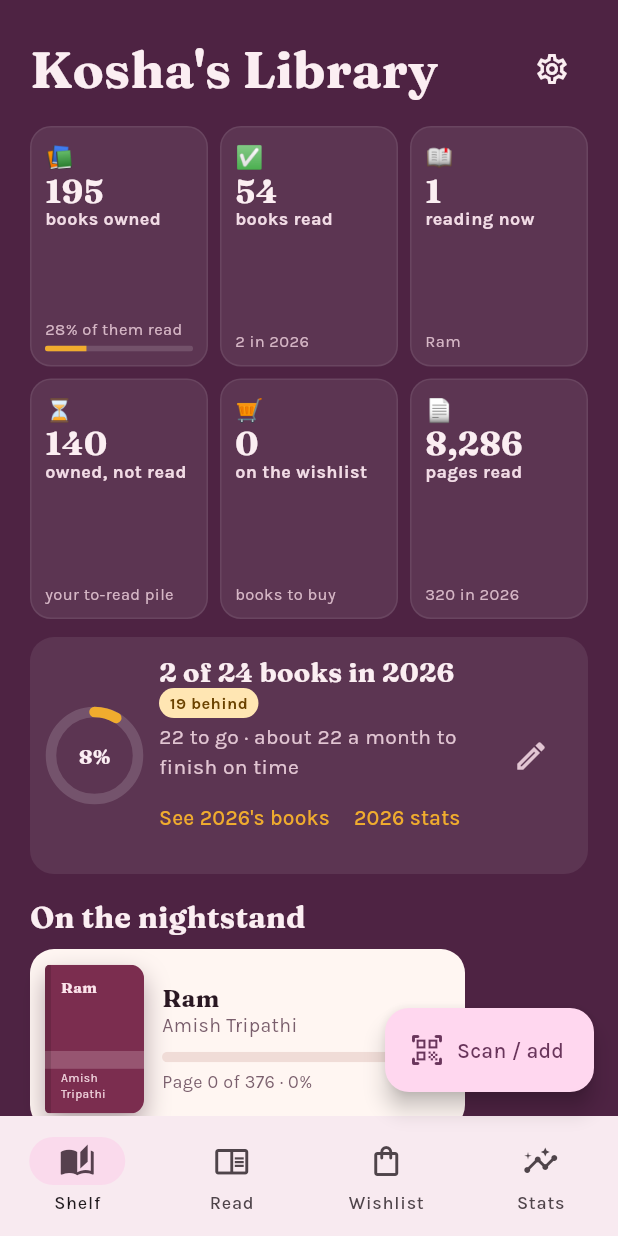
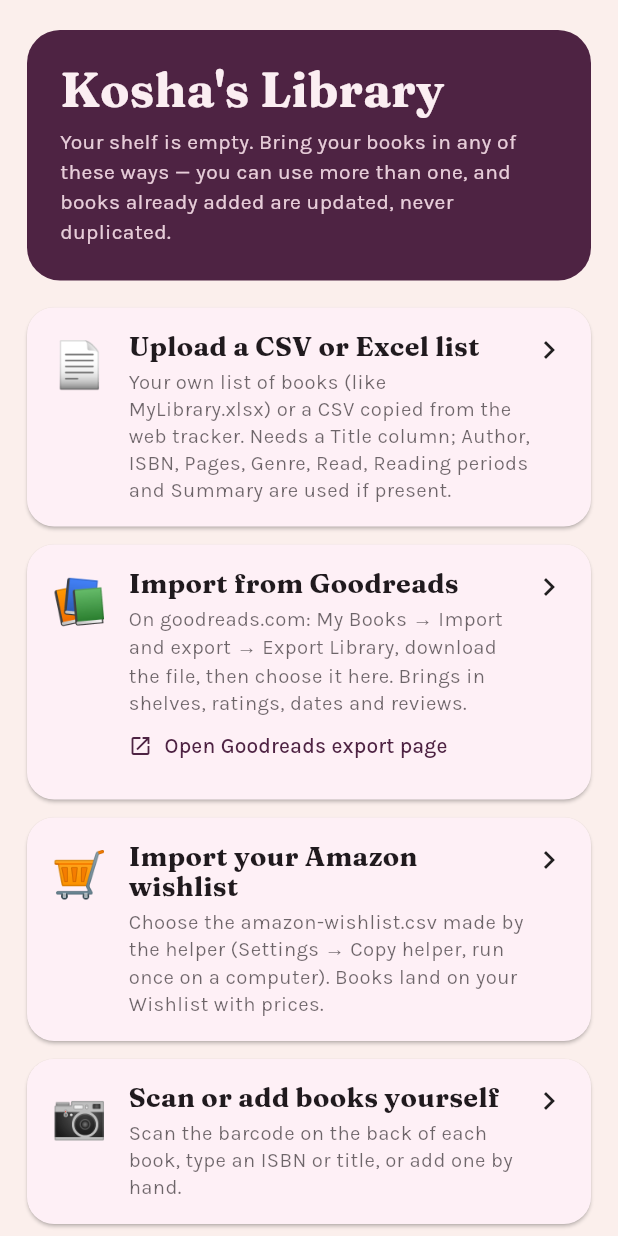
Before and after one commit to koshaad-arch/kosha-library, a Flutter app: the screen it shows after launch, on a phone screen of 412 x 824 dp. Run offline on Flutter 3.47's test engine with Material 3 defaults, Android fonts, the phone set to English and light mode, and no system bars; our stand-ins replace google_fonts, shared_preferences, webview_flutter; missing offline and left inert: excel, mobile_scanner.

Commit message:
Start with an empty library and a welcome screen (CSV/Excel, Goodreads, Amazon wishlist, scan/add, restore); smarter spreadsheet import; genres looked up online; start over option
Co-Authored-By: Claude Opus 5.5 <noreply@anthropic.com>
Claude-Session: https://claude.ai/code/session_01ErbXX3cKo9JTK1XKHjVGMo

```diff
--- a/lib/screens/home_screen.dart
+++ b/lib/screens/home_screen.dart
@@ -6,6 +6,7 @@ import '../ebook/ebooks_screen.dart';
 import 'add_book_screen.dart';
 import 'shelf_screen.dart';
 import 'stats_screen.dart';
+import 'welcome_screen.dart';
 import 'wishlist_screen.dart';
 
 class HomeScreen extends StatelessWidget {
@@ -17,6 +18,7 @@ class HomeScreen extends StatelessWidget {
     if (!store.loaded) {
       return const Scaffold(body: Center(child: CircularProgressIndicator()));
     }
+    if (store.books.isEmpty) return const WelcomeScreen();
     return Scaffold(
       body: SafeArea(
         bottom: false,
--- /dev/null
+++ b/lib/screens/welcome_screen.dart
@@ -0,0 +1,120 @@
+import 'package:flutter/material.dart';
+import 'package:provider/provider.dart';
+import 'package:url_launcher/url_launcher.dart';
+
+import '../services/library_store.dart';
+import '../theme.dart';
+import 'add_book_screen.dart';
+import 'stats_screen.dart' show importOwnedFlow, importGoodreadsFlow, importAmazonFlow, restoreBackupFlow;
+
+/// Shown whenever the library is empty (e.g. right after installing).
+class WelcomeScreen extends StatelessWidget {
+  const WelcomeScreen({super.key});
+
+  @override
+  Widget build(BuildContext context) {
+    final store = context.watch<LibraryStore>();
+    final scheme = Theme.of(context).colorScheme;
+    final muted = scheme.onSurface.withValues(alpha: 0.65);
+
+    Widget option({
+      required String emoji,
+      required String title,
+      required String text,
+      required VoidCallback onTap,
+      Widget? extra,
+    }) =>
+        Card(
+          margin: const EdgeInsets.only(bottom: 12),
+          shape: RoundedRectangleBorder(borderRadius: BorderRadius.circular(18)),
+          child: InkWell(
+            borderRadius: BorderRadius.circular(18),
+            onTap: onTap,
+            child: Padding(
+              padding: const EdgeInsets.all(16),
+              child: Row(crossAxisAlignment: CrossAxisAlignment.start, children: [
+                Text(emoji, style: const TextStyle(fontSize: 30)),
+                const SizedBox(width: 14),
+                Expanded(
+                  child: Column(crossAxisAlignment: CrossAxisAlignment.start, children: [
+                    Text(title, style: serif(18, color: scheme.onSurface)),
+                    const SizedBox(height: 4),
+                    Text(text, style: TextStyle(color: muted, fontSize: 13.5, height: 1.35)),
+                    if (extra != null) extra,
+                  ]),
+                ),
+                const Icon(Icons.chevron_right),
+              ]),
+            ),
+          ),
+        );
+
+    return Scaffold(
+      body: SafeArea(
+        child: ListView(
+          padding: const EdgeInsets.fromLTRB(18, 20, 18, 30),
+          children: [
+            Container(
+              padding: const EdgeInsets.all(22),
+              decoration: BoxDecoration(color: AppColors.plum, borderRadius: BorderRadius.circular(22)),
+              child: Column(crossAxisAlignment: CrossAxisAlignment.start, children: [
+                Text("Kosha's Library", style: serif(32, color: const Color(0xFFFBEEF2))),
+                const SizedBox(height: 8),
+                const Text('Your shelf is empty. Bring your books in any of these ways — you can use more than one, '
+                    'and books already added are updated, never duplicated.',
+                    style: TextStyle(color: Color(0xFFE7CDD9), height: 1.4)),
+              ]),
+            ),
+            const SizedBox(height: 18),
+            option(
+              emoji: '📄',
+              title: 'Upload a CSV or Excel list',
+              text: 'Your own list of books (like MyLibrary.xlsx) or a CSV copied from the web tracker. '
+                  'Needs a Title column; Author, ISBN, Pages, Genre, Read, Reading periods and Summary are used if present.',
+              onTap: () => importOwnedFlow(context),
+            ),
+            option(
+              emoji: '📚',
+              title: 'Import from Goodreads',
+              text: 'On goodreads.com: My Books → Import and export → Export Library, download the file, then choose it here. '
+                  'Brings in shelves, ratings, dates and reviews.',
+              onTap: () => importGoodreadsFlow(context),
+              extra: TextButton.icon(
+                style: TextButton.styleFrom(padding: EdgeInsets.zero, visualDensity: VisualDensity.compact),
+                icon: const Icon(Icons.open_in_new, size: 16),
+                label: const Text('Open Goodreads export page'),
+                onPressed: () => launchUrl(Uri.parse('https://www.goodreads.com/review/import'), mode: LaunchMode.externalApplication),
+              ),
+            ),
+            option(
+              emoji: '🛒',
+              title: 'Import your Amazon wishlist',
+              text: 'Choose the amazon-wishlist.csv made by the helper (Settings → Copy helper, run once on a computer). '
+                  'Books land on your Wishlist with prices.',
+              onTap: () => importAmazonFlow(context),
+            ),
+            option(
+              emoji: '📷',
+              title: 'Scan or add books yourself',
+              text: 'Scan the barcode on the back of each book, type an ISBN or title, or add one by hand.',
+              onTap: () => Navigator.push(context, MaterialPageRoute(builder: (_) => const AddBookScreen(startScanning: true))),
+            ),
+            const SizedBox(height: 6),
+            Center(
+              child: TextButton.icon(
+                icon: const Icon(Icons.restore),
+                label: const Text('Restore a backup from this app'),
+                onPressed: () => restoreBackupFlow(context),
+              ),
+            ),
+            if (store.findingPages || store.pagesMessage.isNotEmpty)
+              Padding(
+                padding: const EdgeInsets.only(top: 8),
+                child: Text(store.pagesMessage, textAlign: TextAlign.center, style: TextStyle(color: muted, fontSize: 12.5)),
+              ),
+          ],
+        ),
+      ),
+    );
+  }
+}
--- a/lib/services/page_finder.dart
+++ b/lib/services/page_finder.dart
@@ -22,33 +22,42 @@ class PageFinder {
     return (n != null && n >= 16 && n < 5000) ? n : null;
   }
 
-  static Future<int?> find(Book b) async {
+  /// Returns (page count, Google Books categories) — either may be missing.
+  static Future<(int?, String)> find(Book b) async {
+    var cats = '';
     final isbn = b.isbn.replaceAll(RegExp(r'[^0-9Xx]'), '');
     if (isbn.isNotEmpty) {
       final g = await _getJ(Uri.https('www.googleapis.com', '/books/v1/volumes', {'q': 'isbn:$isbn'}));
       for (final it in (g?['items'] as List?) ?? []) {
-        final p = _ok((it as Map)['volumeInfo']?['pageCount']);
-        if (p != null) return p;
+        final vi = (it as Map)['volumeInfo'] as Map?;
+        if (cats.isEmpty) cats = ((vi?['categories'] as List?) ?? []).join(' ');
+        final p = _ok(vi?['pageCount']);
+        if (p != null) return (p, cats);
       }
       final o = await _getJ(Uri.https('openlibrary.org', '/api/books', {'bibkeys': 'ISBN:$isbn', 'format': 'json', 'jscmd': 'data'}));
-      final p = _ok((o?['ISBN:$isbn'] as Map?)?['number_of_pages']);
-      if (p != null) return p;
+      final od = o?['ISBN:$isbn'] as Map?;
+      if (cats.isEmpty) cats = ((od?['subjects'] as List?) ?? []).take(6).map((x) => (x as Map)['name']).join(' ');
+      final p = _ok(od?['number_of_pages']);
+      if (p != null) return (p, cats);
     }
     final t = b.title.split(':').first.trim();
-    if (t.isEmpty) return null;
+    if (t.isEmpty) return (null, cats);
     final a = b.firstAuthor;
     final s = await _getJ(Uri.https('openlibrary.org', '/search.json',
-        {'title': t, if (a.isNotEmpty) 'author': a, 'limit': '3', 'fields': 'number_of_pages_median'}));
+        {'title': t, if (a.isNotEmpty) 'author': a, 'limit': '3', 'fields': 'number_of_pages_median,subject'}));
     for (final d in (s?['docs'] as List?) ?? []) {
-      final p = _ok((d as Map)['number_of_pages_median']);
-      if (p != null) return p;
+      if (cats.isEmpty) cats = (((d as Map)['subject'] as List?) ?? []).take(8).join(' ');
+      final p = _ok(d['number_of_pages_median']);
+      if (p != null) return (p, cats);
     }
     final g = await _getJ(Uri.https('www.googleapis.com', '/books/v1/volumes',
         {'q': 'intitle:$t${a.isNotEmpty ? ' inauthor:$a' : ''}', 'maxResults': '3'}));
     for (final it in (g?['items'] as List?) ?? []) {
-      final p = _ok((it as Map)['volumeInfo']?['pageCount']);
-      if (p != null) return p;
+      final vi = (it as Map)['volumeInfo'] as Map?;
+      if (cats.isEmpty) cats = ((vi?['categories'] as List?) ?? []).join(' ');
+      final p = _ok(vi?['pageCount']);
+      if (p != null) return (p, cats);
     }
-    return null;
+    return (null, cats);
   }
 }
--- a/pubspec.yaml
+++ b/pubspec.yaml
@@ -29,7 +29,6 @@ dev_dependencies:
 flutter:
   uses-material-design: true
   assets:
-    - assets/books.json
     - assets/pdfjs/
     - assets/pdfjs/cmaps/
     - assets/pdfjs/standard_fonts/
--- a/tool/pages_check.dart
+++ b/tool/pages_check.dart
@@ -7,16 +7,16 @@ import 'package:kosha_library/models/book.dart';
 import 'package:kosha_library/services/page_finder.dart';
 
 Future<void> main() async {
-  final list = (jsonDecode(File('assets/books.json').readAsStringSync()) as List)
+  final list = (jsonDecode(File('tool/sample_books.json').readAsStringSync()) as List)
       .map((e) => Book.fromJson(Map<String, dynamic>.from(e as Map)))
       .where((b) => (b.pages ?? 0) <= 0)
       .toList();
   print('PAGES missing in bundled list: ${list.length}');
   var found = 0;
   for (final b in list.take(15)) {
-    final p = await PageFinder.find(b);
+    final (p, cats) = await PageFinder.find(b);
     if (p != null) found++;
-    print('PAGES ${b.title} | ${b.isbn} -> ${p ?? 'not found'}');
+    print('PAGES ${b.title} | ${b.isbn} -> ${p ?? 'not found'} | ${cats.length > 60 ? cats.substring(0, 60) : cats}');
   }
   print('PAGES found $found of ${list.take(15).length}');
 }
--- /dev/null
+++ b/tool/sample_library.csv
@@ -0,0 +1,18 @@
+Title,Authors,Categories,Published date,Publisher,Pages,ISBN,Read,Reading periods,Summary
+1984,George Orwell,,1949,,,9788194215813,No,,
+31 Days of Wonder,Tom Winter,,2018,Corsair,,9781472118127,No,,
+365 Tales of Indian Mythology,"OM Books, Om Kidz",,2006,,229,9788187107460,No,,"From the preserver of the universe Lord Vishnu to the mighty Hanuman, from the mysterious Ganesha to the dutiful son Rama, the rich Hindu spiritual landscape is populated by characters that empower mi"
+A Brief History in Time,Stephen Hawking,,1988,,,9780553176988,No,,"Brief History of Time, published in 1988, was a landmark volume in science writing and in world-wide acclaim and popularity, with more than 9 million copies in print globally. The original edition was"
+A Christmas Carol,Charles Dickens,,,Fingerprint,116,9788175993273,No,,
+A Good Girl's Guide to Murder,Holly Jackson,,2019,HarperCollins UK,433,9781405293846,Yes,? - 13/08/2025,The New York Times No.1 bestselling YA crime thriller that everyone is talking about. Soon to be a major BBC series! THE WINNER OF THE BRITISH BOOK AWARD'S CHILDREN'S BOOK OF THE YEAR 2020 SHORTLISTED
+A Magic Place,Suchismita Raha,,,,,9788125059974,No,,
+A Place Called Home,Preeti Shenoy,,,HarperCollins,324,9789394407404,Yes,,
+A Tiger For Malgudi,R.K. Narayan,,,Indian Thought Publications,,8185986118,No,,
+A time to kill,John Grisham,,1989,,,9780099134015,No,,"In this searing courtroom drama, best-selling author John Grisham probes the savage depths of racial violence... as he delivers a compelling tale of uncertain justice in a small southern town...
+
+Clan"
+A Wrinkle in Time,Madeleine L'Engle,,1962,,,9780141354934,Yes,,"A scientist has vanished. Now an eerie midnight visitor leads three children in search of him - through a wrinkle in time, to the deadly unknown terrors beyond the tesseract!
+Chilling science fiction!"
+Aatma Saakshaatkaar,Dada Bhagwan,,,,,9789385912856,No,,
+Adultery,Paulo Coelho,,,Vintage Books,,9788184006094,Yes,,
+All That Sizzles,Sakshama Puri Dhariwal,,,Penguin-Penguin Random House India,,9780143464563,Yes,,
```
Also changed, not shown: lib/screens/stats_screen.dart (+44 -0 lines), lib/services/library_store.dart (+53 -17 lines), tool/sample_books.json (renamed from assets/books.json), 2 other files.
